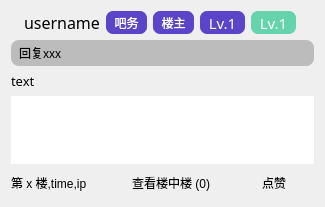
Before: the Qt Designer form resf/comment_view.ui in clb-128258/TiebaDesktop, drawn with Qt 5.
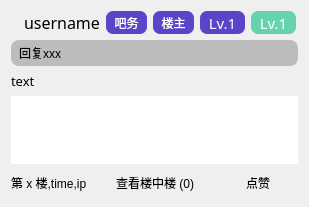
After: the same form once the commit is applied.

Commit message: (update) some ui showing logic

Diff of the .ui file:
```diff
--- a/resf/comment_view.ui
+++ b/resf/comment_view.ui
@@ -6,8 +6,8 @@
    <rect>
     <x>0</x>
     <y>0</y>
-    <width>325</width>
-    <height>199</height>
+    <width>309</width>
+    <height>203</height>
    </rect>
   </property>
   <property name="windowTitle">
@@ -269,7 +269,7 @@
     </layout>
    </item>
    <item row="1" column="0">
-    <layout class="QGridLayout" name="gridLayout" rowstretch="0,0,0">
+    <layout class="QGridLayout" name="gridLayout" rowstretch="0,0,1">
      <property name="horizontalSpacing">
       <number>30</number>
      </property>
```
The commit also changes 3 other files.
